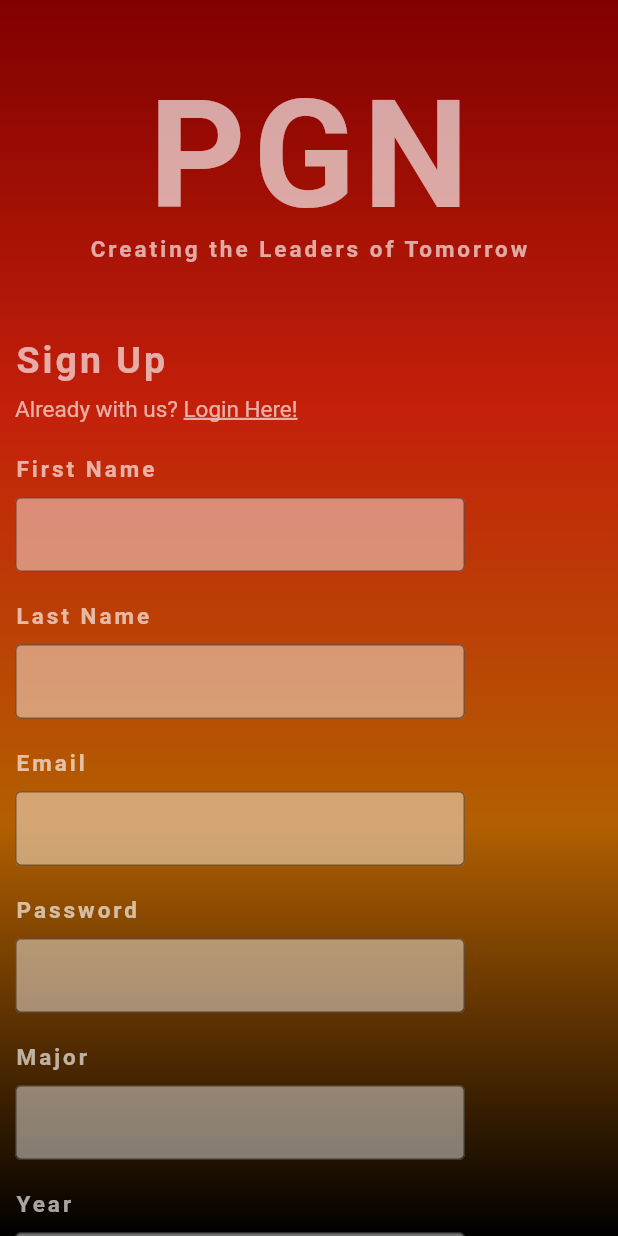
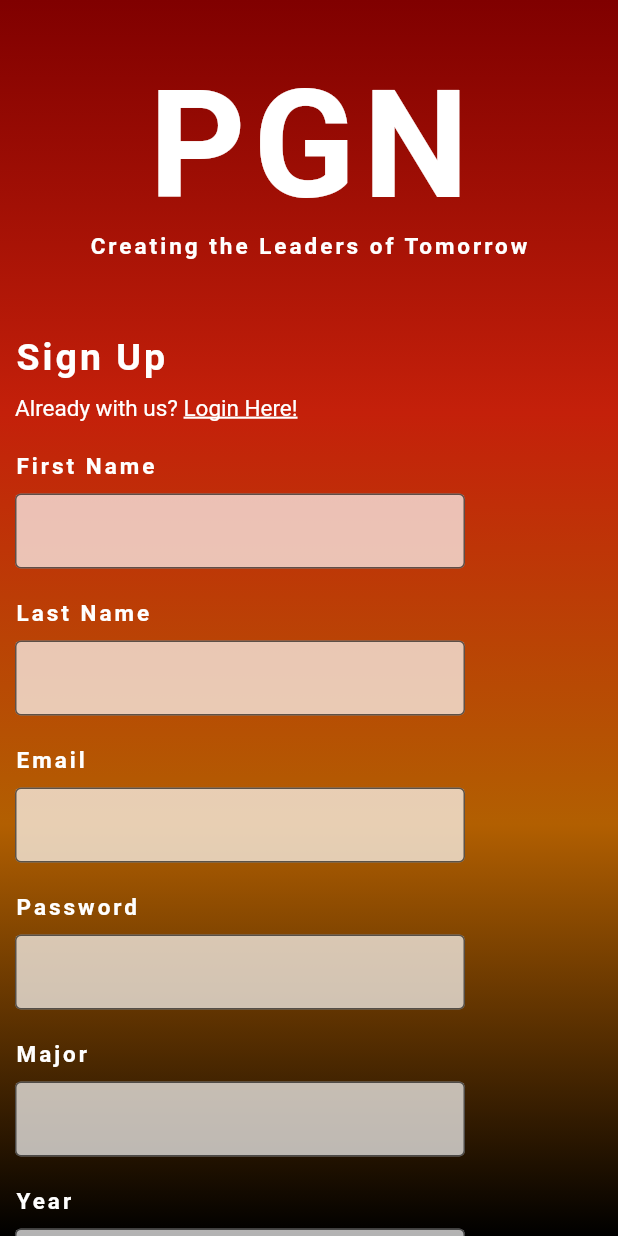
Before and after one commit to PGNTechChair/pgn_app, a Flutter app: the SignUp screen opened by its route, on a phone screen of 412 x 824 dp. Run offline on Flutter 3.47's test engine with Material 2 defaults, Android fonts, the phone set to English and light mode, and no system bars; our stand-ins replace cloud_firestore, firebase_auth, firebase_core, flutter_spinkit; accounts and stored records are empty.

Commit message:
Removed Animation Appearing instances as they caused issues. Will add later when issue resolved. Also pass in data when constructing a user when registering. Removed login page fade b/w containers.

```diff
--- a/lib/pages/signup.dart
+++ b/lib/pages/signup.dart
@@ -26,6 +26,10 @@ class _SignUpState extends State<SignUp> {
   // text field state
   String email = '';
   String password = '';
+  String major = '';
+  String year  ='';
+  String firstName = '';
+  String lastName = '';
   String error = '';
 
   @override
@@ -52,9 +56,7 @@ class _SignUpState extends State<SignUp> {
               child: Column(
                 crossAxisAlignment: CrossAxisAlignment.start,
                 children: <Widget>[
-                  AnimAppear(
-                      delay: 250,
-                      child: Container(
+                  Container(
                     margin: EdgeInsets.fromLTRB(20,20,20,0),
                     width: double.infinity,
                     height: 135,
@@ -70,11 +72,8 @@ class _SignUpState extends State<SignUp> {
                             ),
                           ),
                         )
-                          )
                       ),
-                  AnimAppear(
-                      delay: 250,
-                      child: Container(
+                  Container(
                     margin: EdgeInsets.fromLTRB(10, 0, 10, 0),
                     width: double.infinity,
                     height: 50,
@@ -90,12 +89,9 @@ class _SignUpState extends State<SignUp> {
                           )
                       )
                   )
-                    )
                     ),
                   SizedBox(height: 8.0),
-                  AnimAppear(
-                      delay: 250,
-                      child: Container(
+                  Container(
                       margin: EdgeInsets.fromLTRB(10, 0, 10, 0),
                       width: 150,
                       height: 50,
@@ -111,11 +107,8 @@ class _SignUpState extends State<SignUp> {
                               )
                           )
                       )
-                      )
                   ),
-                  AnimAppear(
-                    delay: 250,
-                    child: Container(
+                  Container(
                     margin: EdgeInsets.fromLTRB(10, 0, 10, 0),
                     child: RichText(
                       text: TextSpan(
@@ -143,10 +136,7 @@ class _SignUpState extends State<SignUp> {
                       ),
                     ),
                   ),
-                  ),
-                  AnimAppear(
-                      delay: 250,
-                      child: Container(
+                  Container(
                       margin: EdgeInsets.fromLTRB(10, 20, 10, 0),
                       width: 100,
                       height: 20,
@@ -162,29 +152,27 @@ class _SignUpState extends State<SignUp> {
                               )
                           )
                       )
-                      )
                   ),
                   SizedBox(height: 8.0),
                   Padding(
                     padding: const EdgeInsets.fromLTRB(10,0,10,0),
-                    child: AnimAppear(
-                      delay: 250,
                     child: SizedBox(
                       width: 300,
                       height: 50,
-                        child: TextField(
+                      child: TextFormField(
+                          onChanged: (val)
+                          {
+                            setState(() => firstName = val);
+                          },
                           decoration: InputDecoration(
                             fillColor: Colors.white70,
                             filled: true,
                             border: OutlineInputBorder(),
                         ),
                       ),
-                      )
                     ),
                   ),
-                  AnimAppear(
-                      delay: 250,
-                      child: Container(
+                  Container(
                       margin: EdgeInsets.fromLTRB(10, 20, 10, 0),
                       width: 100,
                       height: 20,
@@ -200,29 +188,27 @@ class _SignUpState extends State<SignUp> {
                               )
                           )
                       )
-                      )
                   ),
                   SizedBox(height: 8.0),
                   Padding(
                     padding: const EdgeInsets.fromLTRB(10,0,10,0),
-                    child: AnimAppear(
-                        delay: 250,
                     child: SizedBox(
                       width: 300,
                       height: 50,
-                          child: TextField(
+                      child: TextFormField(
+                        onChanged: (val)
+                        {
+                          setState(() => lastName = val);
+                        },
                         decoration: InputDecoration(
                           fillColor: Colors.white70,
                           filled: true,
                           border: OutlineInputBorder(),
                         ),
                       ),
-                        )
                     ),
                   ),
-                  AnimAppear(
-                      delay: 250,
-                      child: Container(
+                  Container(
                       margin: EdgeInsets.fromLTRB(10, 20, 10, 0),
                       width: 100,
                       height: 20,
@@ -238,19 +224,16 @@ class _SignUpState extends State<SignUp> {
                               )
                           )
                       )
-                      )
                   ),
                   SizedBox(height: 8.0),
                   Padding(
                     padding: const EdgeInsets.fromLTRB(10,0,10,0),
-                    child: AnimAppear(
-                        delay: 250,
                     child: SizedBox(
                       width: 300,
                       height: 50,
                       child: TextFormField(
                         validator: (String? val) {
-                              if (val != null && val.isEmpty)
+                          if (val != null && val.isEmpty || !val!.contains("@"))
                           {
                             return "Please Enter a valid email";
                           }
@@ -267,12 +250,9 @@ class _SignUpState extends State<SignUp> {
                           errorStyle: TextStyle(color: Colors.white, height: .7),
                         ),
                       ),
-                        )
                     ),
                   ),
-                  AnimAppear(
-                      delay: 250,
-                      child: Container(
+                  Container(
                       margin: EdgeInsets.fromLTRB(10, 20, 10, 0),
                       width: 100,
                       height: 20,
@@ -288,13 +268,10 @@ class _SignUpState extends State<SignUp> {
                               )
                           )
                       )
-                      )
                   ),
                   SizedBox(height: 8.0),
                   Padding(
                     padding: const EdgeInsets.fromLTRB(10,0,10,0),
-                    child: AnimAppear(
-                        delay: 250,
                     child: SizedBox(
                       width: 300,
                       height: 50,
@@ -317,12 +294,9 @@ class _SignUpState extends State<SignUp> {
                           errorStyle: TextStyle(color: Colors.white, height: .7),
                         ),
                       ),
-                        )
                     ),
                   ),
-                  AnimAppear(
-                      delay: 250,
-                      child: Container(
+                  Container(
                       margin: EdgeInsets.fromLTRB(10, 20, 10, 0),
                       width: 100,
                       height: 20,
@@ -338,29 +312,27 @@ class _SignUpState extends State<SignUp> {
                               )
                           )
                       )
-                      )
                   ),
                   SizedBox(height: 8.0),
                   Padding(
                     padding: const EdgeInsets.fromLTRB(10,0,10,0),
-                    child: AnimAppear(
-                        delay: 250,
                     child: SizedBox(
                       width: 300,
                       height: 50,
-                          child: TextField(
+                      child: TextFormField(
+                        onChanged: (val)
+                        {
+                          setState(() => major = val);
+                        },
                         decoration: InputDecoration(
                           fillColor: Colors.white70,
                           filled: true,
                           border: OutlineInputBorder(),
                         ),
                       ),
-                        )
                     ),
                   ),
-                  AnimAppear(
-                      delay: 250,
-                      child: Container(
+                  Container(
                       margin: EdgeInsets.fromLTRB(10, 20, 10, 0),
                       width: 100,
                       height: 20,
@@ -376,41 +348,41 @@ class _SignUpState extends State<SignUp> {
                               )
                           )
                       )
-                      )
                   ),
                   SizedBox(height: 8.0),
                   Padding(
                     padding: const EdgeInsets.fromLTRB(10,0,10,0),
-                    child: AnimAppear(
-                        delay: 250,
                     child: SizedBox(
                       width: 300,
                       height: 50,
-                          child: TextField(
+                      //TODO - Change this to a dropdown
+                      child: TextFormField(
+                        onChanged: (val)
+                        {
+                          setState(() => year = val);
+                        },
                         decoration: InputDecoration(
                           fillColor: Colors.white70,
                           filled: true,
                           border: OutlineInputBorder(),
                         ),
                       ),
-                        )
                     ),
                     ),
                   SizedBox(height: 30.0),
-                  AnimAppear(
-                    delay: 250,
-                    child: Align(
+                  Align(
                     alignment: Alignment.center,
                     child: AmberSubmitButton(
                       message: "Sign Up!",
                       onTap: () async {
                         if (_formKey.currentState!.validate()) {
                           setState(() => loading = true);
-                            dynamic result = await _authService.registerWithEmailAndPassword(email, password);
+                          dynamic result = await _authService.registerWithEmailAndPassword(
+                              email, password, major, year, firstName, lastName);
 
                           if (result == null) {
                             setState(() {
-                                error = "Please Supply a Valid Email";
+                              error = "Please Supply a Proper Email";
                               loading = false;
                             });
                             // Navigator.pushNamed(context, '/thankyou');
@@ -418,7 +390,6 @@ class _SignUpState extends State<SignUp> {
                         }
                       },
                     ),
-                    )
                   ),
                   SizedBox(height: 15.0,),
                   Align(
```
Also changed, not shown: lib/pages/login.dart (+7 -29 lines), lib/pages/settings_form.dart (+17 -6 lines), lib/services/auth.dart (+3 -7 lines). Lines whose indentation alone changed are shown as unchanged.
